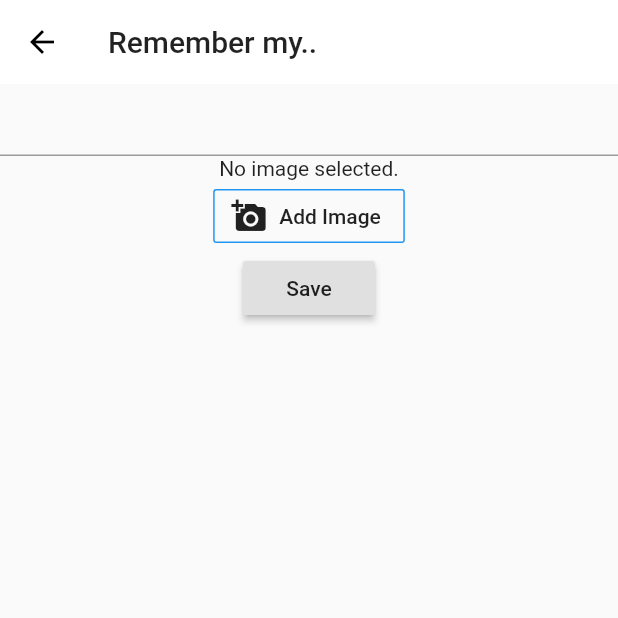
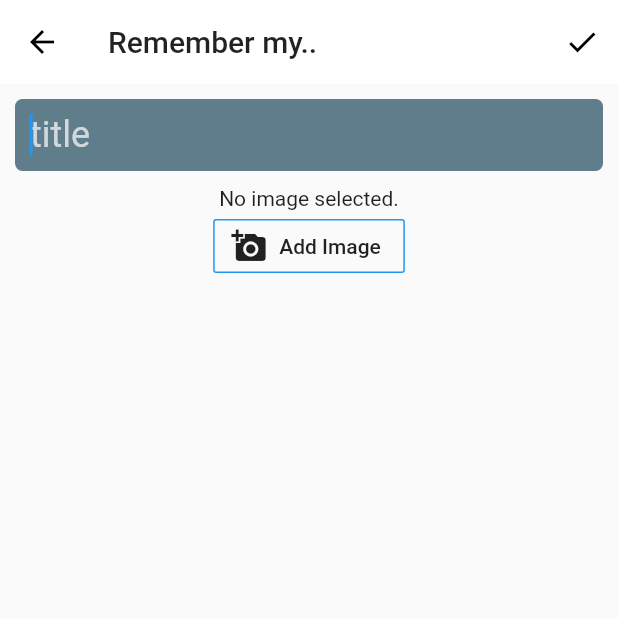
Before and after one commit to lohanidamodar/flutter_iremember, a Flutter app: the AddPage screen opened directly, on a phone screen of 412 x 824 dp, the top half of it. Run offline on Flutter 3.47's test engine with Material 2 defaults, Android fonts, the phone set to English and light mode, and no system bars; our stand-ins replace image_picker, rxdart, sqflite; accounts and stored records are empty.

Commit message:
title text field styled and add page

```diff
--- a/lib/src/pages/add.dart
+++ b/lib/src/pages/add.dart
@@ -37,20 +37,51 @@ class _AddPageState extends State<AddPage> {
         appBar: AppBar(
           title: Text('Remember my..'),
           elevation: 0,
+          actions: <Widget>[
+            IconButton(
+              icon: Icon(Icons.check),
+              onPressed: () => _save(context),
+            )
+          ],
         ),
         body: SingleChildScrollView(
           child: Column(
             children: <Widget>[
-              TextField(
-                onChanged: _titleChanged,
+              Container(
+                margin: EdgeInsets.all(10.0),
+                decoration: BoxDecoration(
+                  color: Colors.blueGrey,
+                  borderRadius: BorderRadius.all(Radius.circular(5.0)),
+                ),
+                child: _buildTitleField(),
               ),
               ImageInput(onImagePicked: _imagePicked,),
-              RaisedButton(child: Text('Save'),onPressed: () => _save(context),)
             ],
           ),
         ),
       );
     }
+
+  TextField _buildTitleField() {
+    return TextField(
+                onChanged: _titleChanged,
+                autofocus: true,
+                textCapitalization: TextCapitalization.sentences,
+                style: TextStyle(
+                  color: Colors.white,
+                  fontSize: 24.0
+                ),
+                decoration: InputDecoration(
+                  contentPadding: EdgeInsets.all(10.0),
+                  hintText: 'title',
+                  border: InputBorder.none,
+                  hintStyle: TextStyle(
+                    color: Colors.white70,
+                    fontSize: 24.0
+                  )
+                ),
+              );
+  }
 
   void _titleChanged(String value) {
     setState(() {
```
